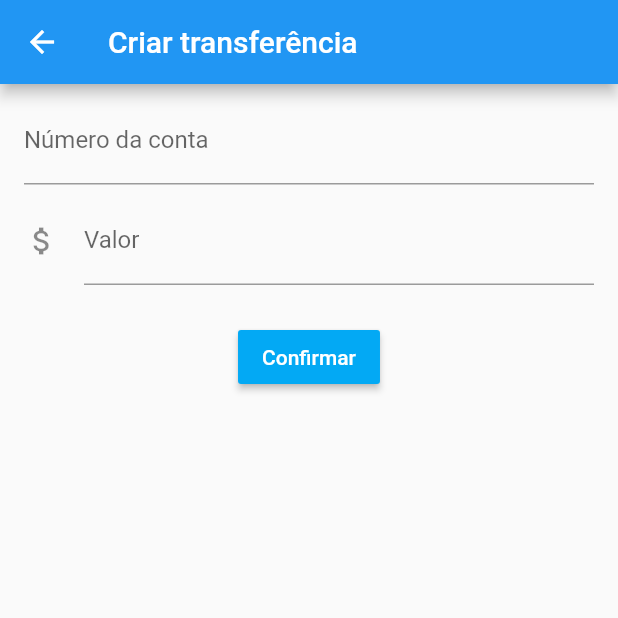
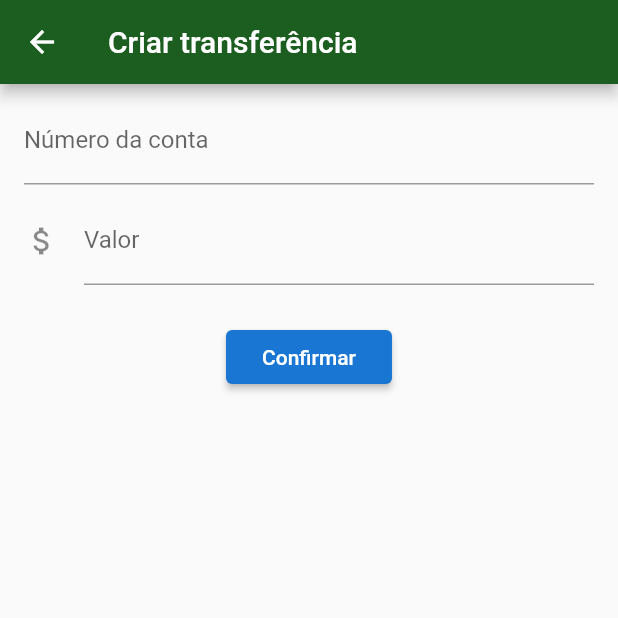
Before and after one commit to ChefMontoni/alura-bytebank, a Flutter app: the screen it shows after launch, after a tap on the "add" icon, on a phone screen of 412 x 824 dp, the top half of it. Run offline on Flutter 3.47's test engine with Material 2 defaults, Android fonts, the phone set to English and light mode, and no system bars.

Commit message:
Ajuste no tema do projeto

```diff
--- a/lib/main.dart
+++ b/lib/main.dart
@@ -6,9 +6,14 @@ class BytebankApp extends StatelessWidget {
   @override
   Widget build(BuildContext context) {
     return MaterialApp(
-      home: Scaffold(
-        body: TransferList(),
-      ),
+      theme: ThemeData(
+          primaryColor: Colors.green[900],
+          accentColor: Colors.blue[700],
+          buttonTheme: ButtonThemeData(
+            buttonColor: Colors.blue[700],
+            textTheme: ButtonTextTheme.primary,
+          )),
+      home: TransferList(),
     );
   }
 }
@@ -121,12 +126,8 @@ class TransferFormState extends State<TransferForm> {
             Padding(
               padding: const EdgeInsets.all(24.0),
               child: RaisedButton(
-                color: Colors.lightBlue,
                 onPressed: () => _createTransfer(context),
-                child: Text(
-                  'Confirmar',
-                  style: TextStyle(color: Colors.white),
-                ),
+                child: Text('Confirmar'),
               ),
             ),
           ],
```
